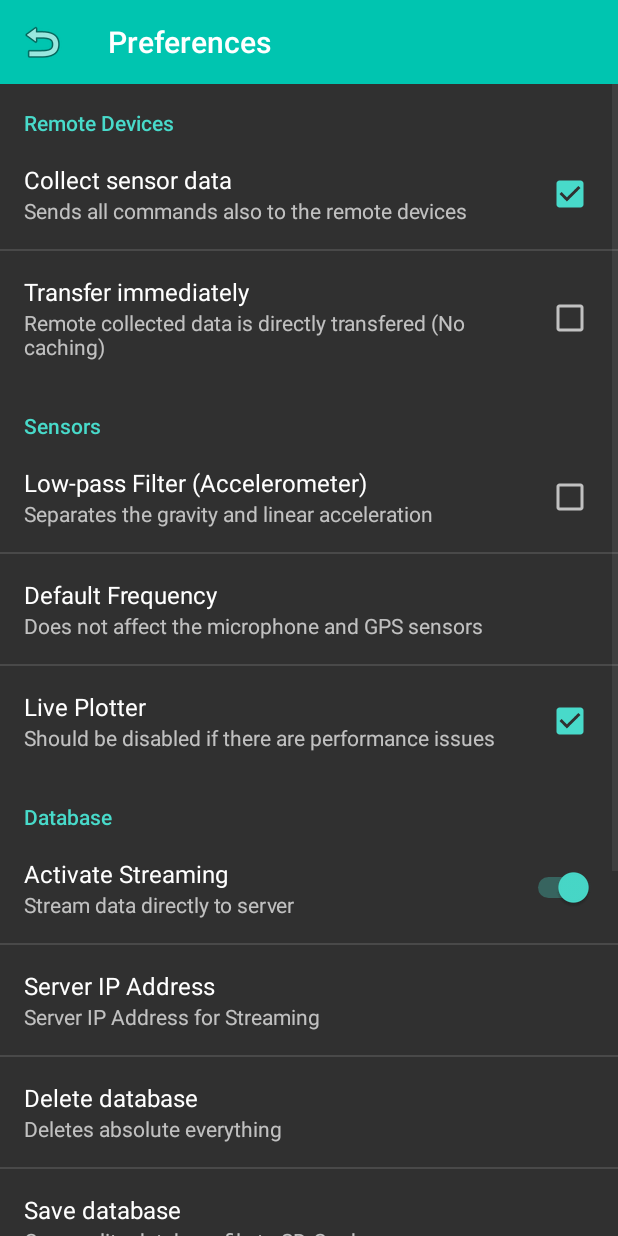
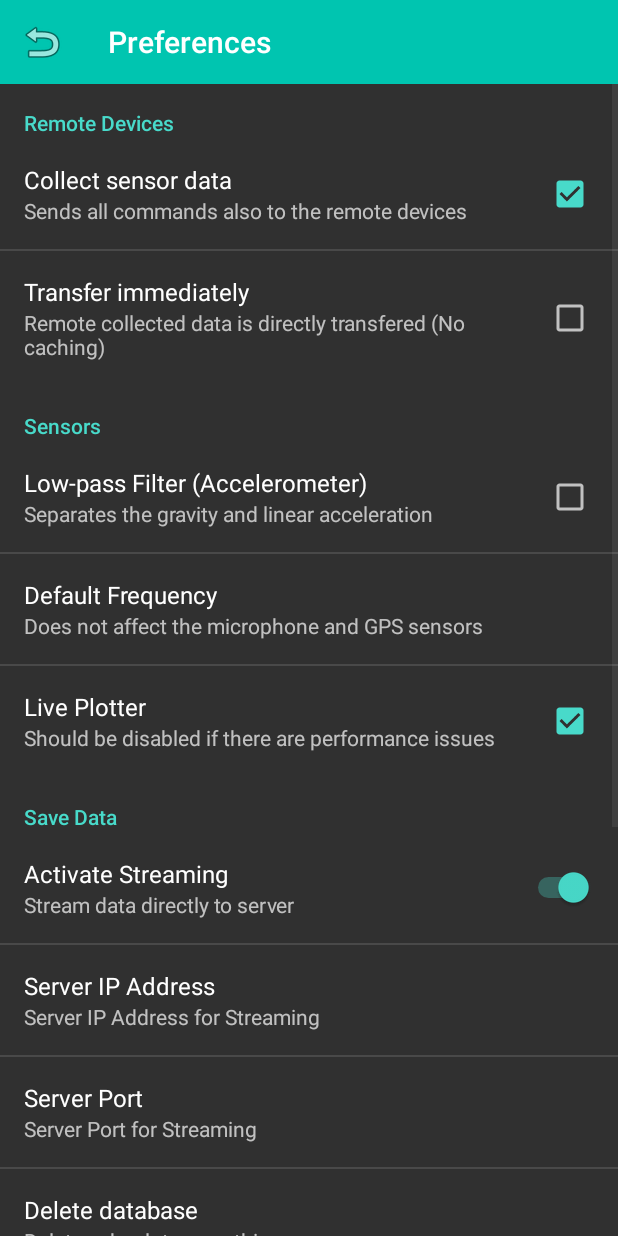
Before and after one commit to TrackPickUniMannheim/Client-TrackPick, an Android app: the SettingActivity screen opened directly, with no data from a screen before it, on a phone screen of 412 x 824 dp. Run offline under Robolectric (Android 15) with nearby library versions, the phone set to English and light mode, and no system bars.

Commit message:
Preferences Server IP and Port working

```diff
--- a/mobile/src/main/java/de/unima/ar/collector/MainActivity.java
+++ b/mobile/src/main/java/de/unima/ar/collector/MainActivity.java
@@ -144,6 +144,9 @@ public class MainActivity extends AppCompatActivity
         Settings.ACCLOWPASS = pref.getBoolean("sensor_lowpass", false);
         Settings.SENSOR_DEFAULT_FREQUENCY = Double.parseDouble(pref.getString("sensor_frequency", "50.0f"));
         Settings.LIVE_PLOTTER_ENABLED = pref.getBoolean("live_plotter", true);
+        Settings.STREAMING = pref.getBoolean("server_streaming", true);
+        Settings.SERVER_IP = pref.getString("server_ip","10.0.2.2");
+        Settings.SERVER_PORT = Integer.parseInt(pref.getString("server_port","9999"));
 
         // register
         String deviceID = DeviceID.get(this);
--- a/mobile/src/main/res/values/strings.xml
+++ b/mobile/src/main/res/values/strings.xml
@@ -255,7 +255,7 @@
     <string name="option_about_version">Version</string>
     <string name="option_about_version_description">1.5.19</string>
     <string name="option_about_developer">Developer</string>
-    <string name="option_about_developer_description">Timo Sztyler (2014&#8212;2017), Fabian Kramm (2014)</string>
+    <string name="option_about_developer_description">Nancy Kunath (2017), Timo Sztyler (2014&#8212;2017), Fabian Kramm (2014)</string>
     <string name="option_about_institution">Institution</string>
     <string name="option_about_institution_description">University of Mannheim</string>
 
--- a/mobile/src/main/res/xml/preferences.xml
+++ b/mobile/src/main/res/xml/preferences.xml
@@ -45,7 +45,7 @@
 
     </PreferenceCategory>
     <PreferenceCategory
-        android:title="@string/option_export_title">
+        android:title="Save Data">
 
         <SwitchPreference
             android:key="server_streaming"
@@ -57,7 +57,13 @@
             android:key="server_ip"
             android:summary="Server IP Address for Streaming"
             android:title="Server IP Address"
-            android:defaultValue="192.168.43.29"/>
+            android:defaultValue="10.0.2.2"/>
+
+        <EditTextPreference
+            android:key="server_port"
+            android:summary="Server Port for Streaming"
+            android:title="Server Port"
+            android:defaultValue="9999"/>
 
         <de.unima.ar.collector.ui.TextViewPreference
             android:key="database_delete"
--- a/shared/src/main/java/de/unima/ar/collector/shared/Settings.java
+++ b/shared/src/main/java/de/unima/ar/collector/shared/Settings.java
@@ -13,6 +13,10 @@ public class Settings
     public static int     DATABASE_CACHE_SIZE    = 10;   // number of entries
     public static String  DATABASE_DELIMITER     = "-#~o~#-";
 
+    public static boolean STREAMING              = true;
+    public static String  SERVER_IP              = "10.0.2.2";
+    public static Integer SERVER_PORT            = 9999;
+
     public static String ACTIVITY_DELIMITER = " - ";
 
     public static int EXPORT_ATONCE = 10000;
```
Also changed, not shown: mobile/src/main/java/de/unima/ar/collector/TCPClient.java (+6 -3 lines), mobile/src/main/java/de/unima/ar/collector/ui/SettingActivity.java (+11 -0 lines), 1 other file.
